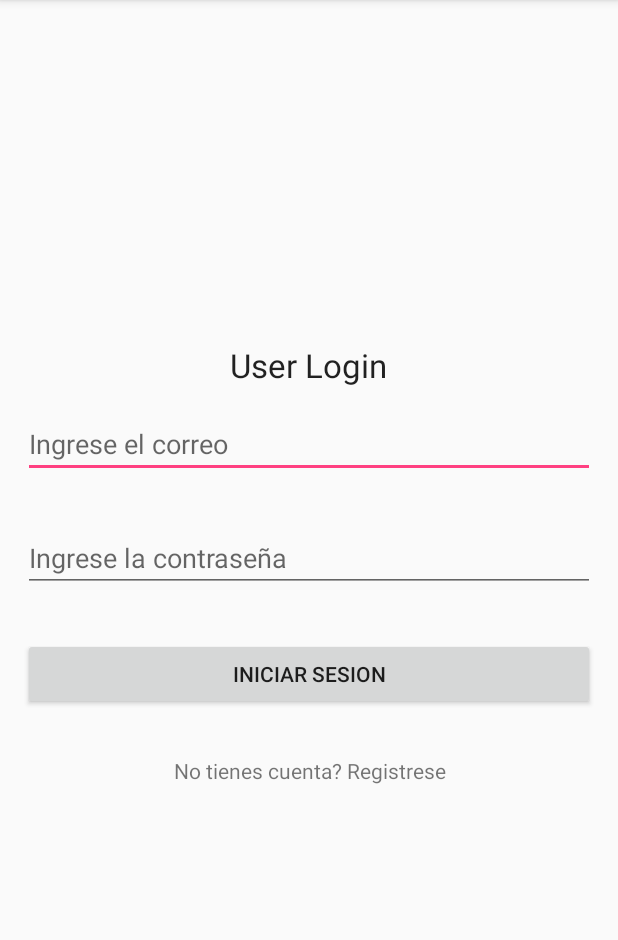
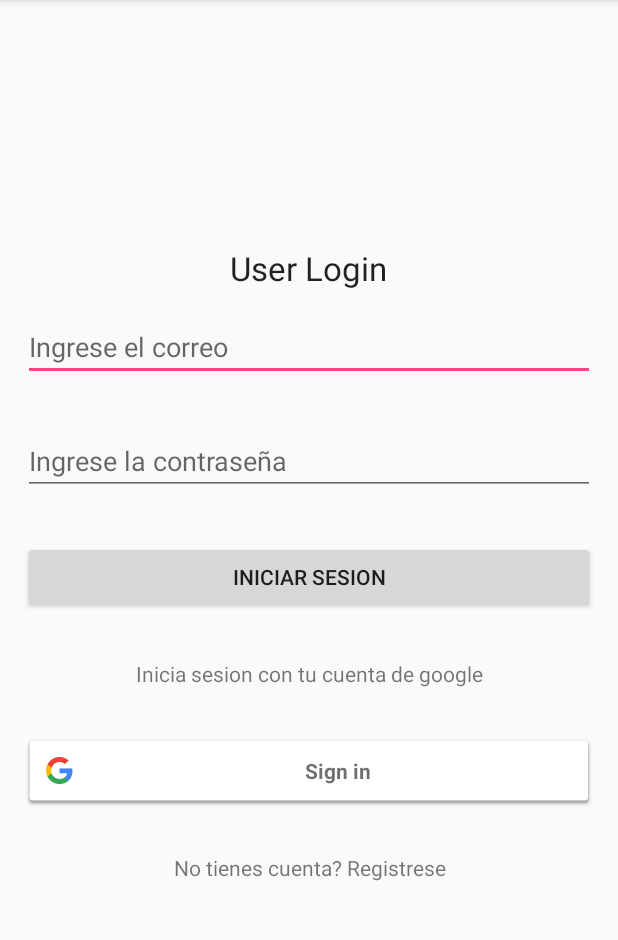
Before and after one commit to kecastro/CourseControl, an Android app: the LoginActivity screen opened directly, with no data from a screen before it, on a phone screen of 412 x 824 dp, the part 84-1024 px from its top. Run offline under Robolectric (Android 15) with nearby library versions, the phone set to English and light mode, and no system bars; our stand-ins replace Firebase (no records; nobody signed in at launch, a user with empty details on screens opened directly); 1 statement that could not run was skipped.

Commit message:
gmail oauth button

```diff
--- a/app/build.gradle
+++ b/app/build.gradle
@@ -28,6 +28,7 @@ dependencies {
     compile 'com.google.firebase:firebase-core:10.2.6'
     compile 'com.google.firebase:firebase-auth:10.2.6'
     compile 'com.google.firebase:firebase-database:10.2.6'
+    compile 'com.google.android.gms:play-services-auth:10.2.0'
     compile 'com.android.support:appcompat-v7:26.+'
     compile 'com.android.support.constraint:constraint-layout:1.0.2'
     testCompile 'junit:junit:4.12'
--- a/app/src/main/res/layout/activity_login.xml
+++ b/app/src/main/res/layout/activity_login.xml
@@ -10,7 +10,10 @@
         android:layout_centerVertical="true"
         android:layout_width="match_parent"
         android:layout_height="wrap_content"
-        android:orientation="vertical">
+        android:orientation="vertical"
+        xmlns:android="http://schemas.android.com/apk/res/android"
+        xmlns:tools="http://schemas.android.com/tools"
+        >
 
         <TextView
             android:layout_width="wrap_content"
@@ -44,6 +47,20 @@
             android:text="Iniciar sesion" />
 
         <TextView
+            android:text="Inicia sesion con tu cuenta de google"
+            android:id="@+id/textViewGoogleSingIn"
+            android:textAlignment="center"
+            android:layout_margin="15dp"
+            android:layout_width="match_parent"
+            android:layout_height="wrap_content" />
+
+        <com.google.android.gms.common.SignInButton
+            android:id="@+id/login_with_google"
+            android:layout_width="match_parent"
+            android:layout_height="wrap_content"
+            android:layout_margin="15dp" />
+
+        <TextView
             android:text="No tienes cuenta? Registrese"
             android:id="@+id/textViewSignUp"
             android:textAlignment="center"
```
Also changed, not shown: app/src/main/java/com/example/kcastrop/coursecontrol/LoginActivity.java (+9 -0 lines).
